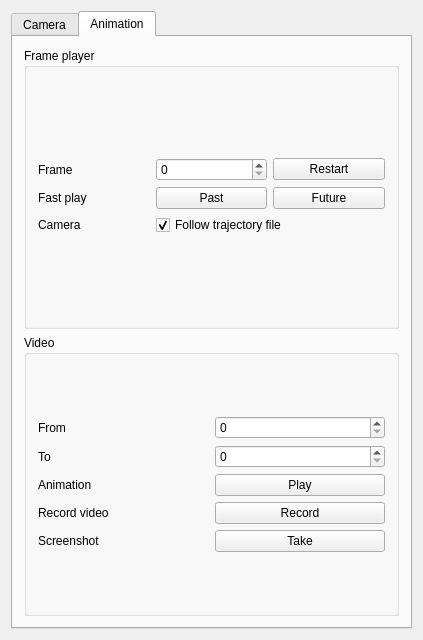
Old version of the form src/mainwindow.ui in the repository pwalch/avatars3d.
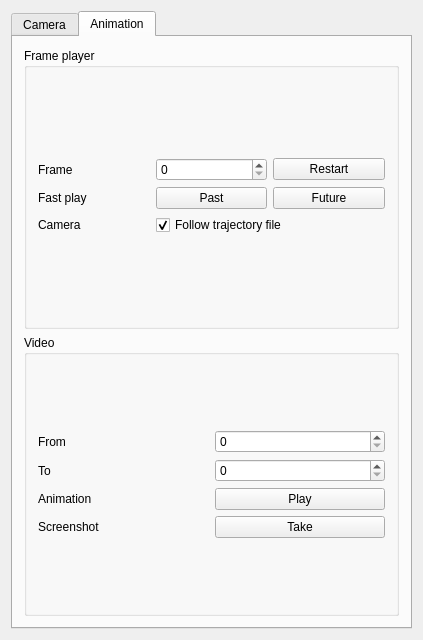
New version of the form.

The edit to the form file:
```diff
--- a/src/mainwindow.ui
+++ b/src/mainwindow.ui
@@ -479,13 +479,6 @@
                  </property>
                 </widget>
                </item>
-               <item row="3" column="0">
-                <widget class="QLabel" name="label_14">
-                 <property name="text">
-                  <string>Record video</string>
-                 </property>
-                </widget>
-               </item>
                <item row="2" column="1">
                 <widget class="QPushButton" name="play">
                  <property name="text">
@@ -493,21 +486,14 @@
                  </property>
                 </widget>
                </item>
-               <item row="3" column="1">
-                <widget class="QPushButton" name="recordVideo">
-                 <property name="text">
-                  <string>Record</string>
-                 </property>
-                </widget>
-               </item>
-               <item row="4" column="0">
+               <item row="3" column="0">
                 <widget class="QLabel" name="label_15">
                  <property name="text">
                   <string>Screenshot</string>
                  </property>
                 </widget>
                </item>
-               <item row="4" column="1">
+               <item row="3" column="1">
                 <widget class="QPushButton" name="takeScreenshot">
                  <property name="text">
                   <string>Take</string>
```
Left out of the diff: 5 changed lines with no effect on the pictures.
